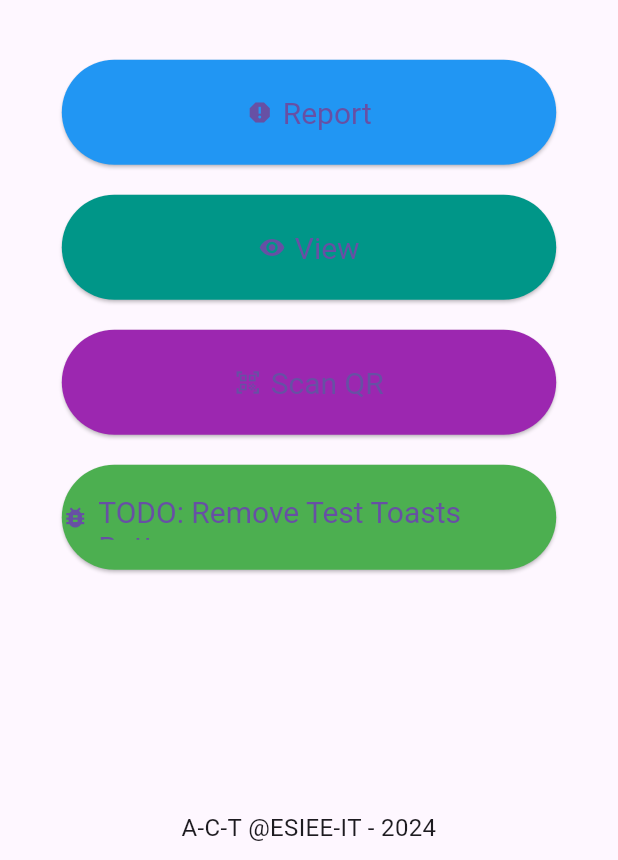
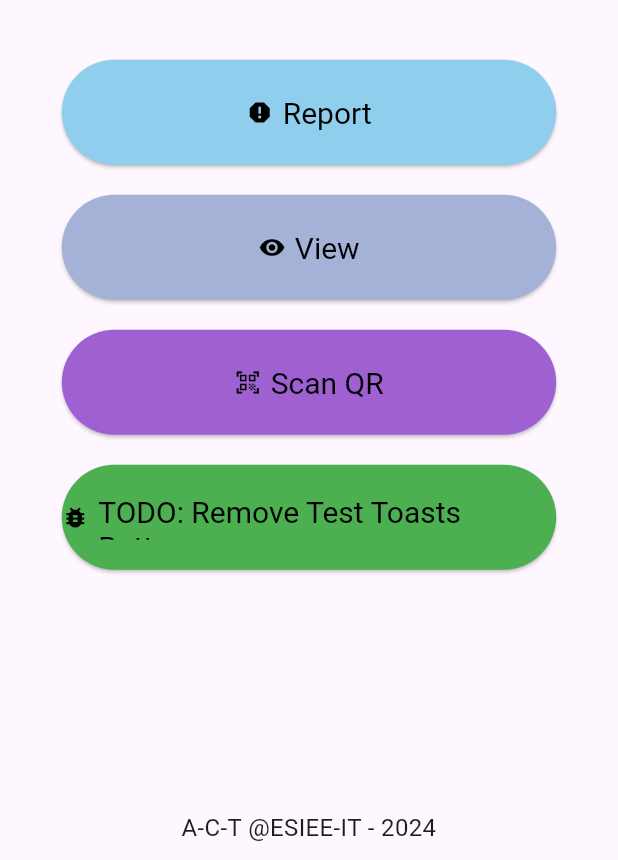
Before and after one commit to arthurpellegrini/ComputerStatusReporter, a Flutter app: the screen it shows after launch, on a phone screen of 412 x 824 dp, the part 376-1236 px from its top. Run offline on Flutter 3.47's test engine with Material 3 defaults, Android fonts, the phone set to English and light mode, and no system bars; our stand-ins replace cloud_firestore, firebase_core, fluttertoast; missing offline and left inert: country_flags; accounts and stored records are empty; generated files the repository leaves out were written again.

Commit message:
Style: Changing the colors of the home view

```diff
--- a/lib/src/custom_items/custom_button.dart
+++ b/lib/src/custom_items/custom_button.dart
@@ -18,8 +18,11 @@ class CustomButton extends StatelessWidget {
   Widget build(BuildContext context) {
     return ElevatedButton.icon(
       onPressed: onPressed,
-      icon: Icon(icon),
-      label: Text(label),
+      icon: Icon(icon, color: Colors.black), // Apply contrast color to the icon
+      label: Text(
+        label,
+        style: const TextStyle(color: Colors.black), // Apply contrast color to the text
+      ),
       style: ElevatedButton.styleFrom(
         backgroundColor: backgroundColor,
         padding: const EdgeInsets.symmetric(vertical: 20), // Increased vertical padding
--- a/lib/src/home_view.dart
+++ b/lib/src/home_view.dart
@@ -60,7 +60,7 @@ class HomeView extends StatelessWidget {
                         },
                         icon: Icons.report,
                         label: AppLocalizations.of(context)!.report,
-                        backgroundColor: Colors.blue,
+                        backgroundColor: const Color(0xFF8FCEED),
                       ),
                       const SizedBox(height: 20),
                       CustomButton(
@@ -69,7 +69,7 @@ class HomeView extends StatelessWidget {
                         },
                         icon: Icons.visibility,
                         label: AppLocalizations.of(context)!.view,
-                        backgroundColor: Colors.teal,
+                        backgroundColor: const Color(0xFFA5B2D7),
                       ),
                       const SizedBox(height: 20),
                       CustomButton(
@@ -78,7 +78,7 @@ class HomeView extends StatelessWidget {
                         },
                         icon: Icons.qr_code_scanner,
                         label: AppLocalizations.of(context)!.scanQR,
-                        backgroundColor: Colors.purple,
+                        backgroundColor: const Color(0xFF9F61D1),
                       ),
                       const SizedBox(height: 20),
                       CustomButton(
```
